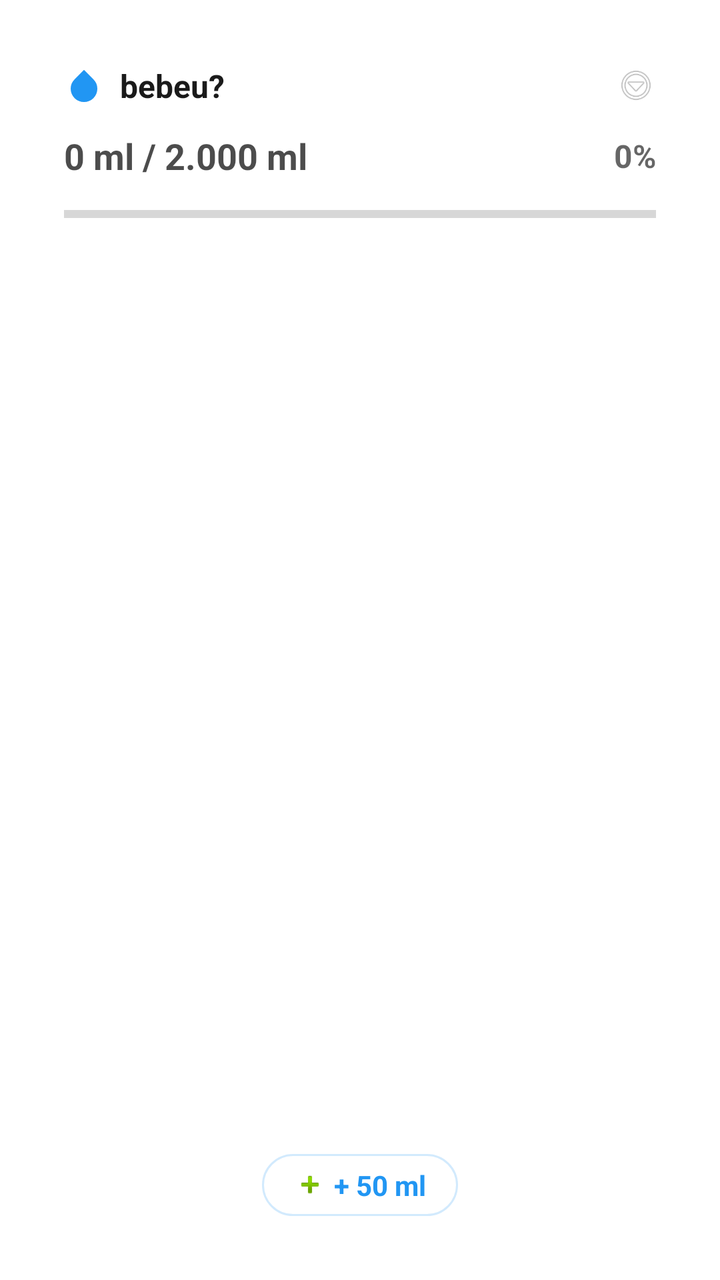
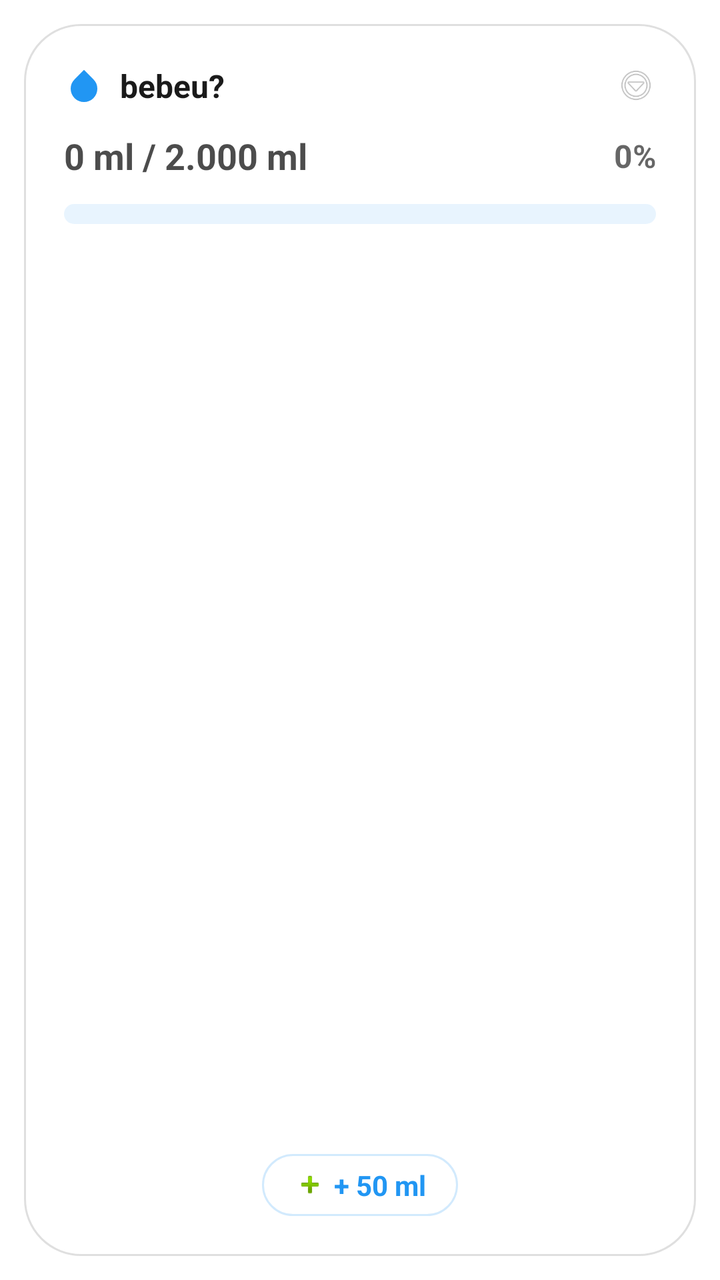

Screens rendered from an Android XML layout before and after an edit, with the pre-edit source and the edit as a unified diff.
<!-- AndroidManifest.xml: fallback theme Theme.MaterialComponents.DayNight.NoActionBar -->
<!-- res/layout/home_widget_large.xml -->
<?xml version="1.0" encoding="utf-8"?>
<FrameLayout xmlns:android="http://schemas.android.com/apk/res/android"
    android:id="@+id/widget_container"
    android:layout_width="match_parent"
    android:layout_height="match_parent"
    android:background="@android:color/transparent"
    android:padding="12dp">

    <LinearLayout
        android:id="@+id/widget_default"
        android:layout_width="match_parent"
        android:layout_height="match_parent"
        android:background="@drawable/widget_card_bg"
        android:orientation="vertical"
        android:padding="20dp"
        android:visibility="visible">

        <LinearLayout
            android:id="@+id/widget_header_row"
            android:layout_width="match_parent"
            android:layout_height="wrap_content"
            android:gravity="center_vertical"
            android:orientation="horizontal">

            <ImageView
                android:layout_width="20dp"
                android:layout_height="20dp"
                android:contentDescription="@null"
                android:src="@drawable/ic_water_drop" />

            <TextView
                android:layout_width="wrap_content"
                android:layout_height="wrap_content"
                android:layout_marginStart="8dp"
                android:text="bebeu?"
                android:textColor="#1A1A1A"
                android:textSize="16sp"
                android:textStyle="bold" />

            <View
                android:layout_width="0dp"
                android:layout_height="0dp"
                android:layout_weight="1" />

            <ImageView
                android:layout_width="20dp"
                android:layout_height="20dp"
                android:alpha="0.5"
                android:contentDescription="@null"
                android:src="@android:drawable/ic_menu_more" />
        </LinearLayout>

        <LinearLayout
            android:id="@+id/widget_stats_block"
            android:layout_width="match_parent"
            android:layout_height="wrap_content"
            android:layout_marginTop="12dp"
            android:orientation="vertical">

            <LinearLayout
                android:layout_width="match_parent"
                android:layout_height="wrap_content"
                android:gravity="center_vertical"
                android:orientation="horizontal">

                <TextView
                    android:id="@+id/widget_intake"
                    android:layout_width="0dp"
                    android:layout_height="wrap_content"
                    android:layout_weight="1"
                    android:text="0 ml / 2.000 ml"
                    android:textColor="#B3000000"
                    android:textSize="18sp"
                    android:textStyle="bold" />

                <TextView
                    android:id="@+id/widget_percent"
                    android:layout_width="wrap_content"
                    android:layout_height="wrap_content"
                    android:text="0%"
                    android:textColor="#99000000"
                    android:textSize="16sp"
                    android:textStyle="bold" />
            </LinearLayout>

            <ProgressBar
                android:id="@+id/widget_progress"
                style="?android:attr/progressBarStyleHorizontal"
                android:layout_width="match_parent"
                android:layout_height="10dp"
                android:layout_marginTop="12dp"
                android:indeterminate="false"
                android:max="100"
                android:progress="0" />
        </LinearLayout>

        <LinearLayout
            android:layout_width="match_parent"
            android:layout_height="0dp"
            android:layout_weight="1"
            android:gravity="center" />

        <LinearLayout
            android:id="@+id/widget_add_area"
            android:layout_width="wrap_content"
            android:layout_height="wrap_content"
            android:layout_gravity="center_horizontal"
            android:background="@drawable/widget_button_bg"
            android:gravity="center_vertical"
            android:orientation="horizontal"
            android:paddingStart="16dp"
            android:paddingTop="6dp"
            android:paddingEnd="16dp"
            android:paddingBottom="6dp">

            <ImageView
                android:layout_width="16dp"
                android:layout_height="16dp"
                android:contentDescription="@null"
                android:src="@android:drawable/ic_input_add" />

            <TextView
                android:layout_width="wrap_content"
                android:layout_height="wrap_content"
                android:layout_marginStart="4dp"
                android:text="+ 50 ml"
                android:textColor="#2196F3"
                android:textSize="14sp"
                android:textStyle="bold" />
        </LinearLayout>
    </LinearLayout>

    <ImageView
        android:id="@+id/widget_image"
        android:layout_width="match_parent"
        android:layout_height="match_parent"
        android:contentDescription="@null"
        android:scaleType="fitCenter"
        android:visibility="gone" />

</FrameLayout>
<!-- resources referenced by this layout -->
<resources>
  <!-- drawable ic_water_drop (drawable) -->
  <?xml version="1.0" encoding="utf-8"?>
  <vector xmlns:android="http://schemas.android.com/apk/res/android"
      android:width="20dp"
      android:height="20dp"
      android:viewportWidth="24"
      android:viewportHeight="24">
      <path
          android:fillColor="#2196F3"
          android:pathData="M12,2.69l5.66,5.66a8,8 0,1 1,-11.31 0z" />
  </vector>
  <!-- drawable widget_button_bg (drawable) -->
  <?xml version="1.0" encoding="utf-8"?>
  <shape xmlns:android="http://schemas.android.com/apk/res/android"
      android:shape="rectangle">
      <solid android:color="#80FFFFFF" />
      <corners android:radius="20dp" />
      <stroke
          android:width="1dp"
          android:color="#332196F3" />
  </shape>
  <!-- drawable widget_card_bg (drawable) -->
  <?xml version="1.0" encoding="utf-8"?>
  <shape xmlns:android="http://schemas.android.com/apk/res/android"
      android:shape="rectangle">
      <solid android:color="#80FFFFFF" />
      <corners android:radius="28dp" />
      <stroke
          android:width="1.5dp"
          android:color="#66FFFFFF" />
  </shape>
</resources>

<!-- the commit's change to res/layout/home_widget_large.xml (unified diff, before → after) -->
@@ -91,7 +91,8 @@
                 android:layout_marginTop="12dp"
                 android:indeterminate="false"
                 android:max="100"
-                android:progress="0" />
+                android:progress="0"
+                android:progressDrawable="@drawable/widget_progress_bar" />
         </LinearLayout>
 
         <LinearLayout
<!-- resource entries referenced after the edit -->
@@ -25,11 +25,32 @@
   <?xml version="1.0" encoding="utf-8"?>
   <shape xmlns:android="http://schemas.android.com/apk/res/android"
       android:shape="rectangle">
-      <solid android:color="#80FFFFFF" />
+      <solid android:color="#F0FFFFFF" />
       <corners android:radius="28dp" />
       <stroke
-          android:width="1.5dp"
-          android:color="#66FFFFFF" />
+          android:width="1dp"
+          android:color="#20000000" />
   </shape>
+  <!-- drawable widget_progress_bar (drawable) -->
+  <?xml version="1.0" encoding="utf-8"?>
+  <layer-list xmlns:android="http://schemas.android.com/apk/res/android">
+      <item android:id="@android:id/background">
+          <shape android:shape="rectangle">
+              <solid android:color="#1A2196F3" />
+              <corners android:radius="5dp" />
+          </shape>
+      </item>
+      <item android:id="@android:id/progress">
+          <clip>
+              <shape android:shape="rectangle">
+                  <gradient
+                      android:startColor="#00B4DB"
+                      android:endColor="#0083B0"
+                      android:angle="0" />
+                  <corners android:radius="5dp" />
+              </shape>
+          </clip>
+      </item>
+  </layer-list>
 </resources>
 
